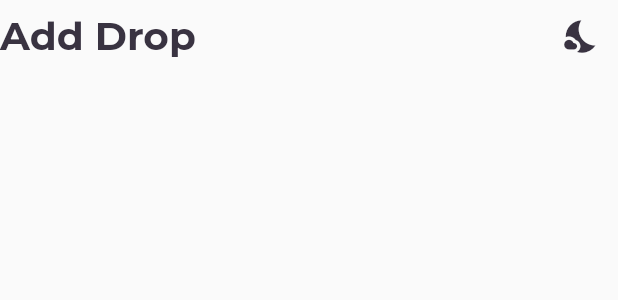
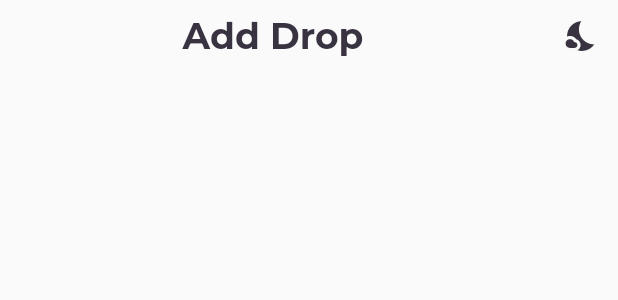
Before and after one commit to saliougaye/letsdrop, a Flutter app: the Appbar widget shown alone on an empty page, opened directly, on a phone screen of 412 x 824 dp. Shown: the top 300 px of the screen. Run offline on Flutter 3.47's test engine with Material 2 defaults, Android fonts, the phone set to English and light mode, and no system bars; our stand-ins replace bloc, dropdown_search, equatable, flutter_bloc, flutter_local_notifications, flutter_typeahead and 3 more; missing offline and left inert: oauth2_client, workmanager; network calls fail.

Commit message:
edited appbar

```diff
--- a/app/lib/constants/theme.dart
+++ b/app/lib/constants/theme.dart
@@ -12,13 +12,13 @@ class AppThemes {
         headline1: TextStyle(
           color: AppColors.darkBlue,
           fontFamily: AppFontFamily.montserrat,
-          fontSize: 26,
+          fontSize: 24,
           fontWeight: FontWeight.normal
         ),
         headline2: TextStyle(
           color: AppColors.darkGreenBlue,
           fontFamily: AppFontFamily.proximaNova,
-          fontSize: 24,
+          fontSize: 22,
           fontWeight: FontWeight.w500
         ),
         headline3: TextStyle(
@@ -55,7 +55,9 @@ class AppThemes {
       dividerColor: AppColors.darkGreenBlue,
       splashColor: AppColors.darkGreenBlue,
       indicatorColor: AppColors.greenBlue,
-
+      floatingActionButtonTheme: const FloatingActionButtonThemeData(
+        backgroundColor: AppColors.darkBlue,
+      )
     ),
     AppTheme.dark: ThemeData(
       backgroundColor: AppColors.skyBlue,
@@ -63,13 +65,13 @@ class AppThemes {
         headline1: TextStyle(
           color: AppColors.darkShadeBlueMagenta,
           fontFamily: AppFontFamily.montserrat,
-          fontSize: 26,
+          fontSize: 24,
           fontWeight: FontWeight.normal
         ),
         headline2: TextStyle(
           color: AppColors.darkShadeBlueMagenta,
           fontFamily: AppFontFamily.proximaNova,
-          fontSize: 24,
+          fontSize: 22,
           fontWeight: FontWeight.w500
         ),
         headline3: TextStyle(
@@ -106,7 +108,9 @@ class AppThemes {
       dividerColor: AppColors.darkShadeBlueMagenta,
       splashColor: AppColors.darkShadeBlueMagenta,
       indicatorColor: AppColors.darkBlue,
-
+      floatingActionButtonTheme: const FloatingActionButtonThemeData(
+        backgroundColor: AppColors.darkShadeBlueMagenta,
+      )
     )
   };
 }
--- a/app/lib/ui/login/login.dart
+++ b/app/lib/ui/login/login.dart
@@ -28,7 +28,7 @@ class Login extends StatelessWidget {
           body: BlocBuilder<AuthBloc, AuthState>(
             builder: (context, state) {
               if (state is AuthAuthenticated) {
-                Future.delayed(const Duration(seconds: 2), () {
+                Future.delayed(const Duration(seconds: 0), () {
                   Navigator.pushNamed(context, AppRoutes.Home,
                       arguments: state.user);
                 });
--- a/app/lib/widgets/appbar.dart
+++ b/app/lib/widgets/appbar.dart
@@ -2,11 +2,13 @@ import 'package:flutter/material.dart';
 import 'package:flutter_bloc/flutter_bloc.dart';
 import 'package:letsdrop/blocs/theme/theme_bloc.dart';
 import 'package:letsdrop/constants/theme.dart';
+import 'package:letsdrop/utils/addVerticalSpace.dart';
 
 class Appbar extends StatelessWidget {
   final String name;
+  final String? avatar;
 
-  const Appbar({Key? key, required this.name}) : super(key: key);
+  const Appbar({Key? key, required this.name, this.avatar}) : super(key: key);
 
   @override
   Widget build(BuildContext context) {
@@ -15,6 +17,16 @@ class Appbar extends StatelessWidget {
         return Row(
           mainAxisAlignment: MainAxisAlignment.spaceBetween,
           children: [
+            (() {
+              if(avatar != null) {
+                return CircleAvatar(
+                  backgroundImage: NetworkImage(
+                    avatar!,
+                  ),
+                );
+              }
+              return const SizedBox.shrink();
+            }()),
             Text(
               name,
               style: Theme.of(context).textTheme.headline1,
```
Also changed, not shown: app/lib/ui/home/home.dart (+8 -3 lines), app/lib/widgets/bottom_navigation_bar.dart (deleted, +0 -54 lines), app/lib/widgets/drop_list.dart (+5 -5 lines).
